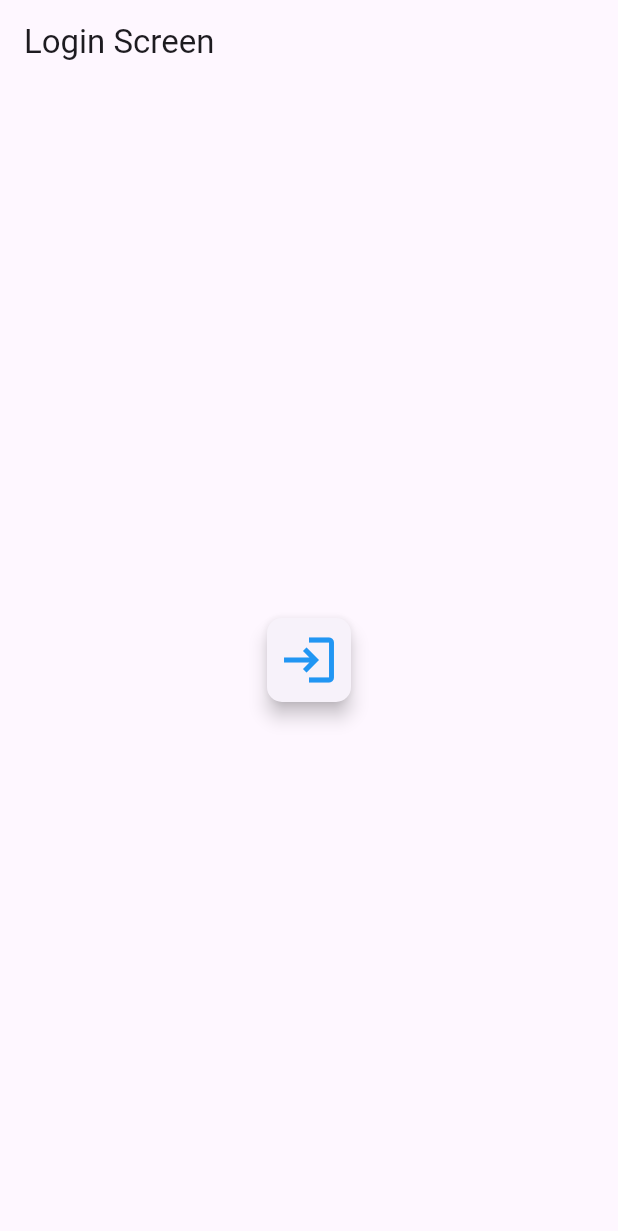
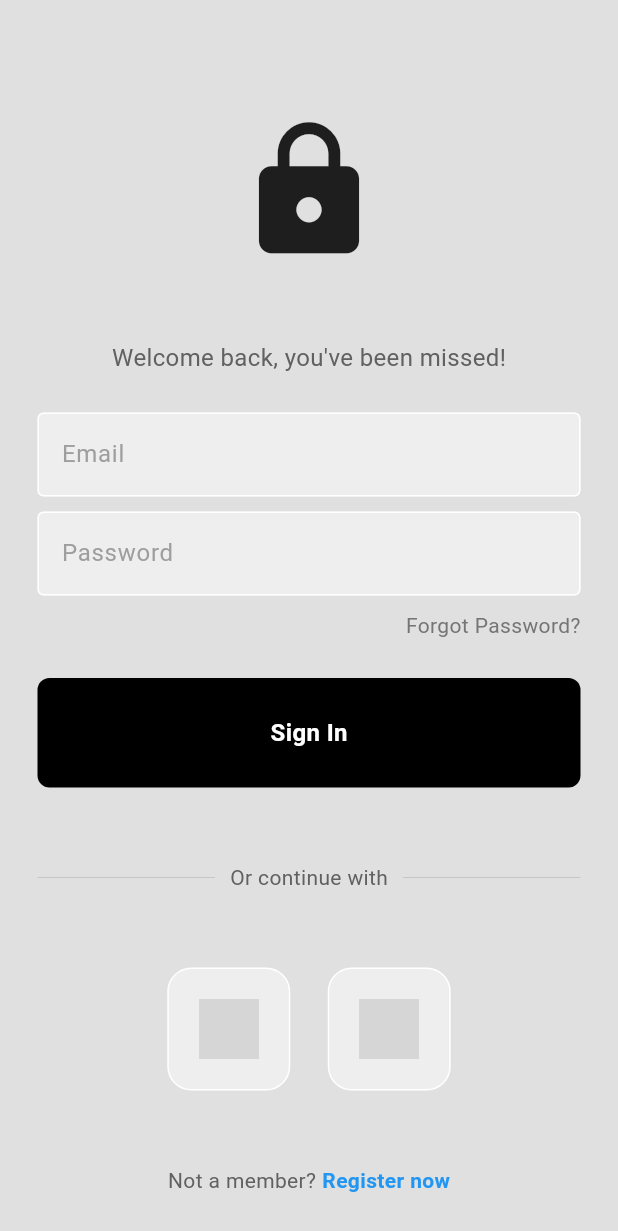
Before and after one commit to JoeDareZone/signalsync, a Flutter app: the screen it shows after launch, on a phone screen of 412 x 824 dp. Shown: the top 1231 px of the screen. Run offline on Flutter 3.47's test engine with Material 3 defaults, Android fonts, the phone set to English and light mode, and no system bars; our stand-ins replace firebase_auth, firebase_core, google_sign_in; accounts and stored records are empty; statements that could not run were skipped; grey boxes are pictures that could not be loaded.

Commit message:
style: :bulb: Remove comments

```diff
--- /dev/null
+++ b/lib/components/my_button.dart
@@ -0,0 +1,32 @@
+import 'package:flutter/material.dart';
+
+class MyButton extends StatelessWidget {
+  final Function()? onTap;
+
+  const MyButton({super.key, required this.onTap});
+
+  @override
+  Widget build(BuildContext context) {
+    return GestureDetector(
+      onTap: onTap,
+      child: Container(
+        padding: const EdgeInsets.all(25),
+        margin: const EdgeInsets.symmetric(horizontal: 25),
+        decoration: BoxDecoration(
+          color: Colors.black,
+          borderRadius: BorderRadius.circular(8),
+        ),
+        child: const Center(
+          child: Text(
+            "Sign In",
+            style: TextStyle(
+              color: Colors.white,
+              fontWeight: FontWeight.bold,
+              fontSize: 16,
+            ),
+          ),
+        ),
+      ),
+    );
+  }
+}
--- /dev/null
+++ b/lib/components/my_textfield.dart
@@ -0,0 +1,36 @@
+import 'package:flutter/material.dart';
+
+class MyTextField extends StatelessWidget {
+  final controller;
+  final String hintText;
+  final bool obscureText;
+
+  const MyTextField({
+    super.key,
+    required this.controller,
+    required this.hintText,
+    required this.obscureText,
+  });
+
+  @override
+  Widget build(BuildContext context) {
+    return Padding(
+      padding: const EdgeInsets.symmetric(horizontal: 25.0),
+      child: TextField(
+        controller: controller,
+        obscureText: obscureText,
+        decoration: InputDecoration(
+            enabledBorder: const OutlineInputBorder(
+              borderSide: BorderSide(color: Colors.white),
+            ),
+            focusedBorder: OutlineInputBorder(
+              borderSide: BorderSide(color: Colors.grey.shade400),
+            ),
+            fillColor: Colors.grey.shade200,
+            filled: true,
+            hintText: hintText,
+            hintStyle: TextStyle(color: Colors.grey[500])),
+      ),
+    );
+  }
+}
--- /dev/null
+++ b/lib/components/square_tile.dart
@@ -0,0 +1,25 @@
+import 'package:flutter/material.dart';
+
+class SquareTile extends StatelessWidget {
+  final String imagePath;
+  const SquareTile({
+    super.key,
+    required this.imagePath,
+  });
+
+  @override
+  Widget build(BuildContext context) {
+    return Container(
+      padding: EdgeInsets.all(20),
+      decoration: BoxDecoration(
+        border: Border.all(color: Colors.white),
+        borderRadius: BorderRadius.circular(16),
+        color: Colors.grey[200],
+      ),
+      child: Image.asset(
+        imagePath,
+        height: 40,
+      ),
+    );
+  }
+}
--- a/lib/main.dart
+++ b/lib/main.dart
@@ -1,7 +1,6 @@
 import 'package:firebase_core/firebase_core.dart';
 import 'package:flutter/material.dart';
-import 'package:signalsync/screens/home_screen.dart';
-import 'package:signalsync/screens/login_screen.dart';
+import 'package:signalsync/pages/auth_page.dart';
 
 import 'firebase_options.dart';
 
@@ -10,20 +9,17 @@ void main() async {
   await Firebase.initializeApp(
     options: DefaultFirebaseOptions.currentPlatform,
   );
-
-  runApp(MyApp());
+  runApp(const MyApp());
 }
 
 class MyApp extends StatelessWidget {
+  const MyApp({super.key});
+
   @override
   Widget build(BuildContext context) {
     return MaterialApp(
-      title: 'Firebase Auth Demo',
-      initialRoute: '/',
-      routes: {
-        '/': (context) => LoginScreen(),
-        '/home': (context) => HomeScreen(),
-      },
+      debugShowCheckedModeBanner: false,
+      home: AuthPage(),
     );
   }
 }
--- /dev/null
+++ b/lib/pages/auth_page.dart
@@ -0,0 +1,28 @@
+import 'package:firebase_auth/firebase_auth.dart';
+import 'package:flutter/material.dart';
+import 'package:signalsync/pages/login_page.dart';
+import 'home_page.dart';
+
+class AuthPage extends StatelessWidget {
+  const AuthPage({super.key});
+
+  @override
+  Widget build(BuildContext context) {
+    return Scaffold(
+      body: StreamBuilder<User?>(
+        stream: FirebaseAuth.instance.authStateChanges(),
+        builder: (context, snapshot) {
+          // user is logged in
+          if (snapshot.hasData) {
+            return HomePage();
+          }
+
+          // user is NOT logged in
+          else {
+            return LoginPage();
+          }
+        },
+      ),
+    );
+  }
+}
--- a/lib/screens/home_screen.dart
+++ b/lib/pages/home_page.dart
@@ -1,7 +1,7 @@
 import 'package:flutter/material.dart';
 import 'package:firebase_auth/firebase_auth.dart';
 
-class HomeScreen extends StatelessWidget {
+class HomePage extends StatelessWidget {
   final FirebaseAuth _auth = FirebaseAuth.instance;
 
   Future<void> _signOut() async {
--- /dev/null
+++ b/lib/pages/login_page.dart
@@ -0,0 +1,189 @@
+import 'package:firebase_auth/firebase_auth.dart';
+import 'package:flutter/material.dart';
+import 'package:signalsync/components/my_button.dart';
+import 'package:signalsync/components/my_textfield.dart';
+import 'package:signalsync/components/square_tile.dart';
+
+class LoginPage extends StatefulWidget {
+  LoginPage({super.key});
+
+  @override
+  State<LoginPage> createState() => _LoginPageState();
+}
+
+class _LoginPageState extends State<LoginPage> {
+  final emailController = TextEditingController();
+  final passwordController = TextEditingController();
+
+  void signUserIn() async {
+    showDialog(
+      context: context,
+      builder: (context) {
+        return const Center(
+          child: CircularProgressIndicator(),
+        );
+      },
+    );
+
+    try {
+      await FirebaseAuth.instance.signInWithEmailAndPassword(
+        email: emailController.text,
+        password: passwordController.text,
+      );
+      Navigator.pop(context);
+    } on FirebaseAuthException catch (e) {
+      Navigator.pop(context);
+      if (e.code == 'user-not-found') {
+        wrongEmailMessage();
+      } else if (e.code == 'wrong-password') {
+        wrongPasswordMessage();
+      }
+    }
+  }
+
+  void wrongEmailMessage() {
+    showDialog(
+      context: context,
+      builder: (context) {
+        return const AlertDialog(
+          backgroundColor: Colors.deepPurple,
+          title: Center(
+            child: Text(
+              'Incorrect Email',
+              style: TextStyle(color: Colors.white),
+            ),
+          ),
+        );
+      },
+    );
+  }
+
+  void wrongPasswordMessage() {
+    showDialog(
+      context: context,
+      builder: (context) {
+        return const AlertDialog(
+          backgroundColor: Colors.deepPurple,
+          title: Center(
+            child: Text(
+              'Incorrect Password',
+              style: TextStyle(color: Colors.white),
+            ),
+          ),
+        );
+      },
+    );
+  }
+
+  @override
+  Widget build(BuildContext context) {
+    return Scaffold(
+      backgroundColor: Colors.grey[300],
+      body: SafeArea(
+        child: Center(
+          child: Column(
+            mainAxisAlignment: MainAxisAlignment.center,
+            children: [
+              const SizedBox(height: 50),
+              const Icon(
+                Icons.lock,
+                size: 100,
+              ),
+              const SizedBox(height: 50),
+              Text(
+                'Welcome back, you\'ve been missed!',
+                style: TextStyle(
+                  color: Colors.grey[700],
+                  fontSize: 16,
+                ),
+              ),
+              const SizedBox(height: 25),
+              MyTextField(
+                controller: emailController,
+                hintText: 'Email',
+                obscureText: false,
+              ),
+              const SizedBox(height: 10),
+              MyTextField(
+                controller: passwordController,
+                hintText: 'Password',
+                obscureText: true,
+              ),
+              const SizedBox(height: 10),
+              Padding(
+                padding: const EdgeInsets.symmetric(horizontal: 25.0),
+                child: Row(
+                  mainAxisAlignment: MainAxisAlignment.end,
+                  children: [
+                    Text(
+                      'Forgot Password?',
+                      style: TextStyle(color: Colors.grey[600]),
+                    ),
+                  ],
+                ),
+              ),
+              const SizedBox(height: 25),
+              MyButton(
+                onTap: signUserIn,
+              ),
+              const SizedBox(height: 50),
+              Padding(
+                padding: const EdgeInsets.symmetric(horizontal: 25.0),
+                child: Row(
+                  children: [
+                    Expanded(
+                      child: Divider(
+                        thickness: 0.5,
+                        color: Colors.grey[400],
+                      ),
+                    ),
+                    Padding(
+                      padding: const EdgeInsets.symmetric(horizontal: 10.0),
+                      child: Text(
+                        'Or continue with',
+                        style: TextStyle(color: Colors.grey[700]),
+                      ),
+                    ),
+                    Expanded(
+                      child: Divider(
+                        thickness: 0.5,
+                        color: Colors.grey[400],
+                      ),
+                    ),
+                  ],
+                ),
+              ),
+              const SizedBox(height: 50),
+              Row(
+                mainAxisAlignment: MainAxisAlignment.center,
+                children: const [
+                  SquareTile(imagePath: 'lib/images/google.png'),
+                  SizedBox(width: 25),
+                  SquareTile(imagePath: 'lib/images/apple.png')
+                ],
+              ),
+              const SizedBox(height: 50),
+              Row(
+                mainAxisAlignment: MainAxisAlignment.center,
+                children: [
+                  Text(
+                    'Not a member?',
+                    style: TextStyle(color: Colors.grey[700]),
+                  ),
+                  const SizedBox(width: 4),
+                  const Text(
+                    'Register now',
+                    style: TextStyle(
+                      color: Colors.blue,
+                      fontWeight: FontWeight.bold,
+                    ),
+                  ),
+                ],
+              )
+            ],
+          ),
+        ),
+      ),
+    );
+  }
+}
--- a/lib/screens/login_screen.dart
+++ /dev/null
@@ -1,109 +0,0 @@
-import 'package:firebase_auth/firebase_auth.dart';
-import 'package:flutter/material.dart';
-import 'package:google_sign_in/google_sign_in.dart';
-
-class LoginScreen extends StatefulWidget {
-  const LoginScreen({Key? key}) : super(key: key);
-
-  @override
-  State<LoginScreen> createState() => _LoginScreenState();
-}
-
-class _LoginScreenState extends State<LoginScreen> {
-  ValueNotifier<UserCredential?> userCredential =
-      ValueNotifier<UserCredential?>(null);
-
-  @override
-  Widget build(BuildContext context) {
-    return Scaffold(
-        appBar: AppBar(title: const Text('Login Screen')),
-        body: ValueListenableBuilder<UserCredential?>(
-            valueListenable: userCredential,
-            builder: (context, value, child) {
-              return (userCredential.value == null)
-                  ? Center(
-                      child: Card(
-                        elevation: 5,
-                        shape: RoundedRectangleBorder(
-                            borderRadius: BorderRadius.circular(10)),
-                        child: IconButton(
-                          iconSize: 40,
-                          icon: const Icon(
-                            Icons.login, // Choose a suitable icon for login
-                            color: Colors.blue, // Optional: change color
-                          ),
-                          onPressed: () async {
-                            userCredential.value = await signInWithGoogle();
-                            if (userCredential.value != null)
-                              print(userCredential.value!.user!.email);
-                          },
-                        ),
-                      ),
-                    )
-                  : Center(
-                      child: Column(
-                        crossAxisAlignment: CrossAxisAlignment.center,
-                        mainAxisAlignment: MainAxisAlignment.center,
-                        children: [
-                          Container(
-                            clipBehavior: Clip.antiAlias,
-                            decoration: BoxDecoration(
-                                shape: BoxShape.circle,
-                                border: Border.all(
-                                    width: 1.5, color: Colors.black54)),
-                            child: Image.network(userCredential
-                                .value!.user!.photoURL
-                                .toString()),
-                          ),
-                          const SizedBox(
-                            height: 20,
-                          ),
-                          Text(userCredential.value!.user!.displayName
-                              .toString()),
-                          const SizedBox(
-                            height: 20,
-                          ),
-                          Text(userCredential.value!.user!.email.toString()),
-                          const SizedBox(
-                            height: 30,
-                          ),
-                          ElevatedButton(
-                              onPressed: () async {
-                                bool result = await signOutFromGoogle();
-                                if (result) userCredential.value = null;
-                              },
-                              child: const Text('Logout'))
-                        ],
-                      ),
-                    );
-            }));
-  }
-
-  Future<dynamic> signInWithGoogle() async {
-    try {
-      final GoogleSignInAccount? googleUser = await GoogleSignIn().signIn();
-
-      final GoogleSignInAuthentication? googleAuth =
-          await googleUser?.authentication;
-
-      final credential = GoogleAuthProvider.credential(
-        accessToken: googleAuth?.accessToken,
-        idToken: googleAuth?.idToken,
-      );
-
-      return await FirebaseAuth.instance.signInWithCredential(credential);
-    } on Exception catch (e) {
-      // TODO
-      print('exception->$e');
-    }
-  }
-
-  Future<bool> signOutFromGoogle() async {
-    try {
-      await FirebaseAuth.instance.signOut();
-      return true;
-    } on Exception catch (_) {
-      return false;
-    }
-  }
-}
--- a/lib/services/auth_service.dart
+++ b/lib/services/auth_service.dart
@@ -8,12 +8,14 @@ class AuthService {
   signInWithGoogle() async {
     final GoogleSignInAccount? gUser = await GoogleSignIn().signIn();
 
-    final GoogleSignInAuthentication gAuth = await gUser!.authentication;
+    if (gUser == null) return;
+
+    final GoogleSignInAuthentication gAuth = await gUser.authentication;
 
     final credential = GoogleAuthProvider.credential(
         accessToken: gAuth.accessToken, idToken: gAuth.idToken);
 
-        return await _firebaseAuth.signInWithCredential(credential);
+    return await _firebaseAuth.signInWithCredential(credential);
   }
 
   Future<void> signOut() async {
--- a/pubspec.yaml
+++ b/pubspec.yaml
@@ -61,9 +61,9 @@ flutter:
   uses-material-design: true
 
   # To add assets to your application, add an assets section, like this:
-  # assets:
-  #   - images/a_dot_burr.jpeg
-  #   - images/a_dot_ham.jpeg
+  assets:
+    - lib/assets/google.png
+    - lib/assets/apple.png
 
   # An image asset can refer to one or more resolution-specific "variants", see
   # https://flutter.dev/to/resolution-aware-images
```
Also changed, not shown: lib/assets/apple.png (added), lib/assets/google.png (added).
